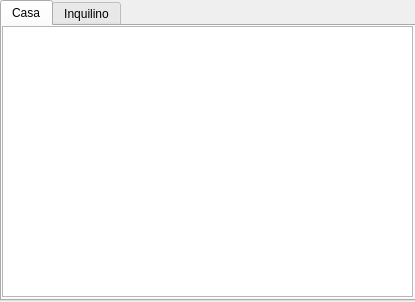
First picture: the form in interface/Visualizacao.ui, repository adenilsonElias/Gerenciador_Casa_Aluguel, before the edit.
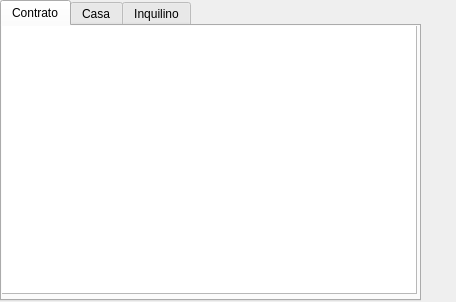
Second picture: the form after the edit.

Commit message: funcionalidade ver informaçoes

The edit to the form file:
```diff
--- a/interface/Visualizacao.ui
+++ b/interface/Visualizacao.ui
@@ -6,7 +6,7 @@
    <rect>
     <x>0</x>
     <y>0</y>
-    <width>415</width>
+    <width>456</width>
     <height>302</height>
    </rect>
   </property>
@@ -28,6 +28,21 @@
    <property name="usesScrollButtons">
     <bool>false</bool>
    </property>
+   <widget class="QWidget" name="tab">
+    <attribute name="title">
+     <string>Contrato</string>
+    </attribute>
+    <widget class="QTableView" name="tabelaContrato">
+     <property name="geometry">
+      <rect>
+       <x>-2</x>
+       <y>-2</y>
+       <width>417</width>
+       <height>270</height>
+      </rect>
+     </property>
+    </widget>
+   </widget>
    <widget class="QWidget" name="tabWidgetPage1">
     <attribute name="title">
      <string>Casa</string>
@@ -35,10 +50,10 @@
     <widget class="QTableView" name="tabelaCasa">
      <property name="geometry">
       <rect>
-       <x>0</x>
-       <y>0</y>
-       <width>411</width>
-       <height>271</height>
+       <x>-2</x>
+       <y>-2</y>
+       <width>421</width>
+       <height>270</height>
       </rect>
      </property>
     </widget>
```
Left out of the diff: 2 changed lines with no effect on the pictures. The commit also changes 1 other file.
